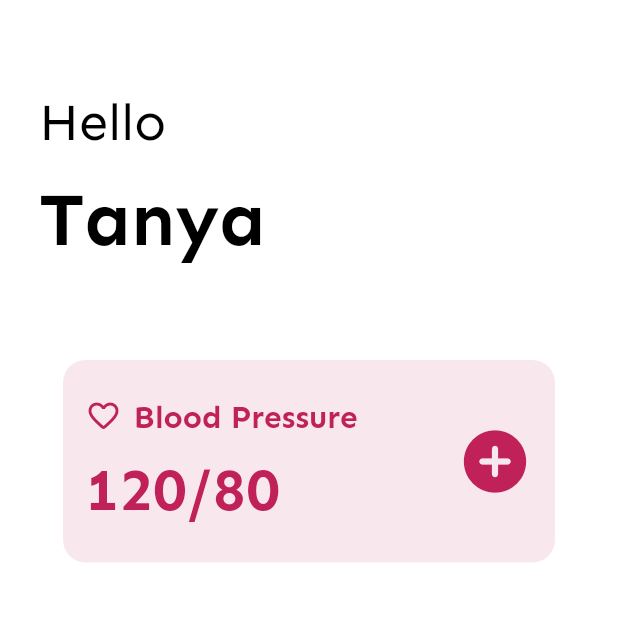
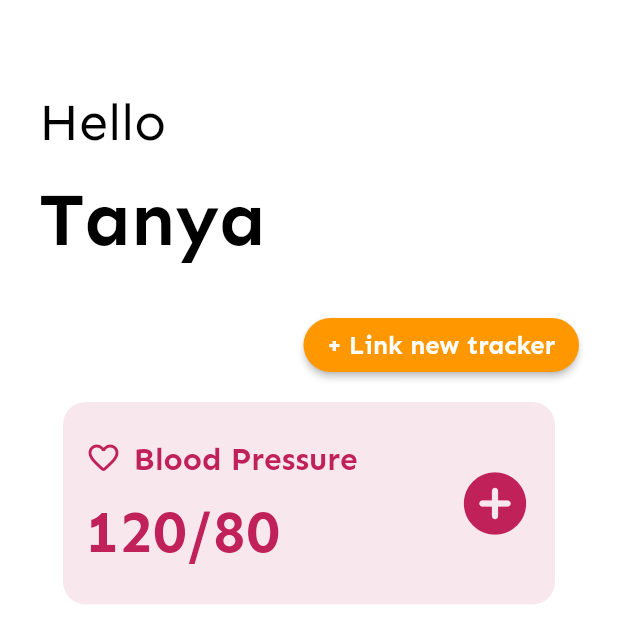
Before and after one commit to greeshmakannegolla/health_tracker, a Flutter app: the TrackerListingScreen screen opened directly, on a phone screen of 412 x 824 dp. Shown: the top 643 px of the screen. Run offline on Flutter 3.47's test engine with Material 2 defaults, Android fonts, the light colour scheme and no system bars.

Commit message:
Link new tracker button added

```diff
--- a/health_tracker/lib/helpers/style_constants.dart
+++ b/health_tracker/lib/helpers/style_constants.dart
@@ -26,5 +26,5 @@ const kData = TextStyle(
   fontFamily: "Sen",
   fontWeight: FontWeight.w400,
   color: ColorConstants.kTextPrimaryColor,
-  fontSize: 16,
+  fontSize: 17,
 );
--- a/health_tracker/lib/screens/tracker_detail_screen.dart
+++ b/health_tracker/lib/screens/tracker_detail_screen.dart
@@ -86,11 +86,10 @@ class _TrackerDetailScreenState extends State<TrackerDetailScreen> {
                 book['date'],
               )),
               DataCell(
-                Text(
-                  book['bp'],
-                ),
-                // showEditIcon: true
-              ),
+                  Text(
+                    book['bp'],
+                  ),
+                  showEditIcon: true),
             ]))
         .toList();
   }
--- a/health_tracker/lib/screens/tracker_listing_screen.dart
+++ b/health_tracker/lib/screens/tracker_listing_screen.dart
@@ -33,7 +33,30 @@ class _TrackerListingScreenState extends State<TrackerListingScreen> {
                   ),
                   Text(kName, style: kHeader.copyWith(fontSize: 50)),
                   const SizedBox(
-                    height: 50,
+                    height: 30,
+                  ),
+                  Row(
+                    mainAxisAlignment: MainAxisAlignment.end,
+                    children: [
+                      ElevatedButton(
+                        style: ButtonStyle(
+                            shape: MaterialStateProperty.all<
+                                RoundedRectangleBorder>(
+                              RoundedRectangleBorder(
+                                borderRadius: BorderRadius.circular(18.0),
+                              ),
+                            ),
+                            backgroundColor: MaterialStateProperty.all(
+                                ColorConstants.kActionButtonColor)),
+                        child: Text(
+                          '+ Link new tracker',
+                          style: kData.copyWith(
+                              color: ColorConstants.kAppBackgroundColor,
+                              fontWeight: FontWeight.w600),
+                        ),
+                        onPressed: () {},
+                      ),
+                    ],
                   ),
                   ListView.builder(
                     shrinkWrap: true,
```
